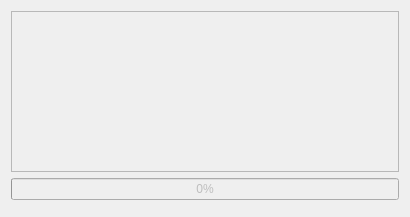
Qt form src/windows/ui/process-effect.ui (OpenShot/openshot-qt) before a commit.
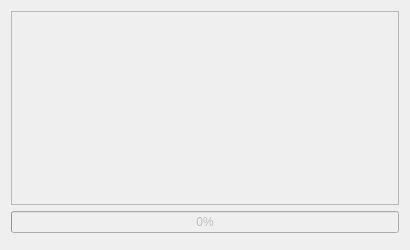
The same form after that commit.

Commit message:
Improved error handling for effect pre-processing
Also made Json parser more generic by passing the context directly to clipProcessingJob
The dialog window when an error occur still need to be improved

What changed in the file:
```diff
--- a/src/windows/ui/process-effect.ui
+++ b/src/windows/ui/process-effect.ui
@@ -7,7 +7,7 @@
     <x>0</x>
     <y>0</y>
     <width>410</width>
-    <height>217</height>
+    <height>250</height>
    </rect>
   </property>
   <property name="minimumSize">
```
The commit also changes 1 other file.
